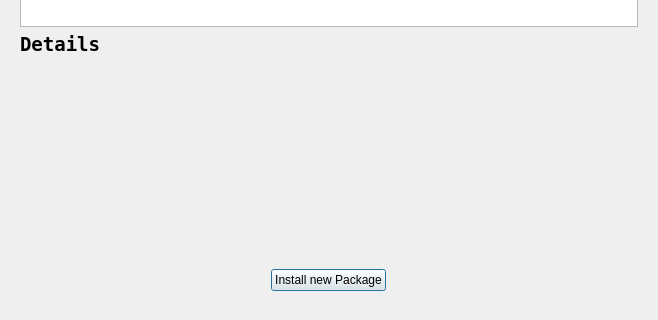
First picture: the form in src/ui/package_manager.ui, repository Mudlet/Mudlet, before the edit; both pictures show x 0 to 658 and y 464 to 784 of the 658 by 784 pixel window.
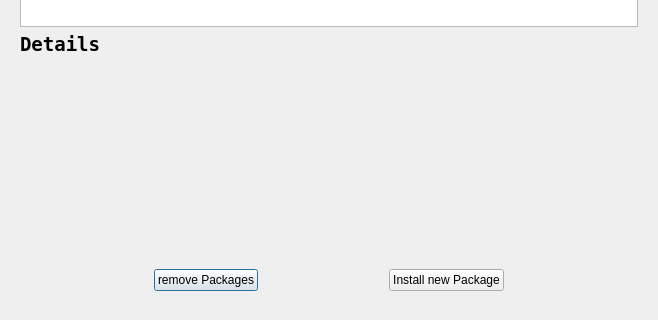
Second picture: the form after the edit.

Commit message: restore single remove button at bottom

```diff
--- a/src/ui/package_manager.ui
+++ b/src/ui/package_manager.ui
@@ -176,6 +176,22 @@
          </sizepolicy>
         </property>
         <layout class="QHBoxLayout" name="horizontalLayout">
+         <item>
+          <widget class="QPushButton" name="removeButton">
+           <property name="sizePolicy">
+            <sizepolicy hsizetype="Fixed" vsizetype="Fixed">
+             <horstretch>0</horstretch>
+             <verstretch>0</verstretch>
+            </sizepolicy>
+           </property>
+           <property name="focusPolicy">
+            <enum>Qt::TabFocus</enum>
+           </property>
+           <property name="text">
+            <string>remove Packages</string>
+           </property>
+          </widget>
+         </item>
          <item>
           <widget class="QPushButton" name="installButton">
            <property name="sizePolicy">
@@ -187,6 +203,9 @@
            <property name="text">
             <string>Install new Package</string>
            </property>
+           <property name="default">
+            <bool>false</bool>
+           </property>
           </widget>
          </item>
         </layout>
```
Left out of the diff: 20 changed lines with no effect on the pictures. The commit also changes 2 other files.
